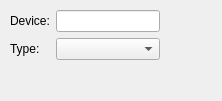
The window that kstars/tools/argsetframetypeindi.ui (KDE/kstars) describes before a commit, drawn with Qt 5.
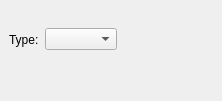
The same window after the commit.

Diff of the .ui file:
```diff
--- a/kstars/tools/argsetframetypeindi.ui
+++ b/kstars/tools/argsetframetypeindi.ui
@@ -14,7 +14,7 @@
   </property>
   <layout class="QVBoxLayout" >
    <property name="margin" >
-    <number>10</number>
+    <number>9</number>
    </property>
    <property name="spacing" >
     <number>6</number>
@@ -28,44 +28,14 @@
       <number>6</number>
      </property>
      <item>
-      <layout class="QVBoxLayout" >
-       <property name="margin" >
-        <number>0</number>
+      <widget class="QLabel" name="textLabel1_2" >
+       <property name="text" >
+        <string>Type:</string>
        </property>
-       <property name="spacing" >
-        <number>6</number>
-       </property>
-       <item>
-        <widget class="QLabel" name="textLabel1" >
-         <property name="text" >
-          <string>Device:</string>
-         </property>
-        </widget>
-       </item>
-       <item>
-        <widget class="QLabel" name="textLabel1_2" >
-         <property name="text" >
-          <string>Type:</string>
-         </property>
-        </widget>
-       </item>
-      </layout>
+      </widget>
      </item>
      <item>
-      <layout class="QVBoxLayout" >
-       <property name="margin" >
-        <number>0</number>
-       </property>
-       <property name="spacing" >
-        <number>6</number>
-       </property>
-       <item>
-        <widget class="QLineEdit" name="deviceName" />
-       </item>
-       <item>
-        <widget class="QComboBox" name="typeCombo" />
-       </item>
-      </layout>
+      <widget class="QComboBox" name="typeCombo" />
      </item>
      <item>
       <spacer>
@@ -77,8 +47,8 @@
        </property>
        <property name="sizeHint" >
         <size>
-         <width>56</width>
-         <height>21</height>
+         <width>47</width>
+         <height>61</height>
         </size>
        </property>
       </spacer>
@@ -95,8 +65,8 @@
      </property>
      <property name="sizeHint" >
       <size>
-       <width>20</width>
-       <height>9</height>
+       <width>202</width>
+       <height>16</height>
       </size>
      </property>
     </spacer>
```
